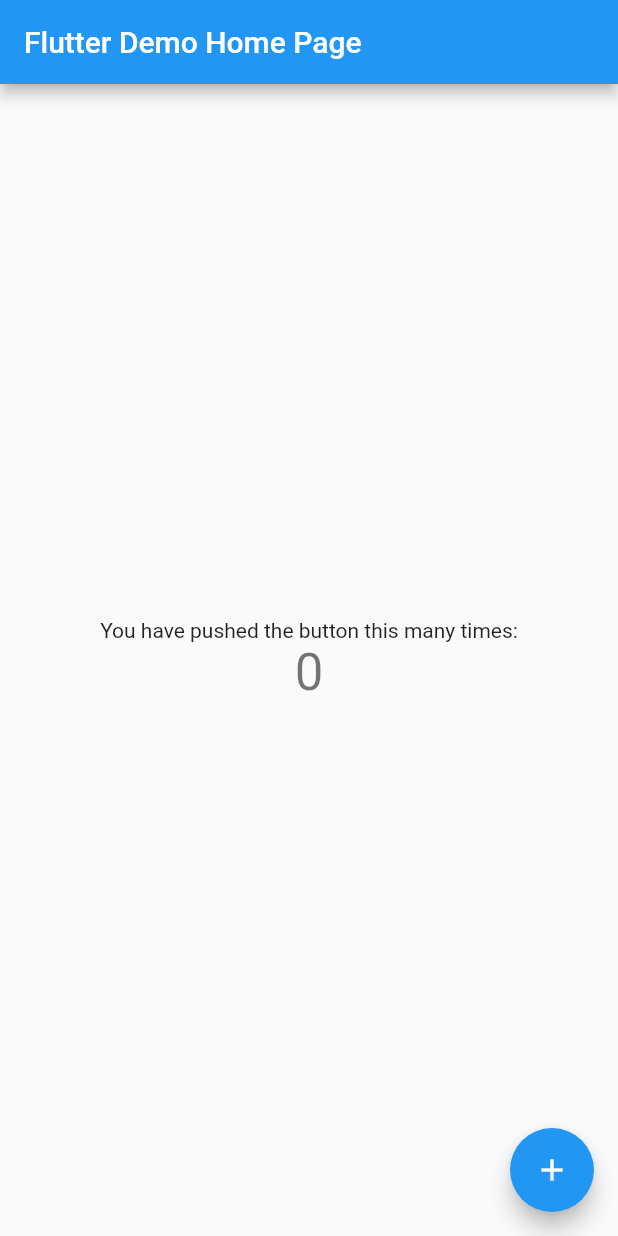
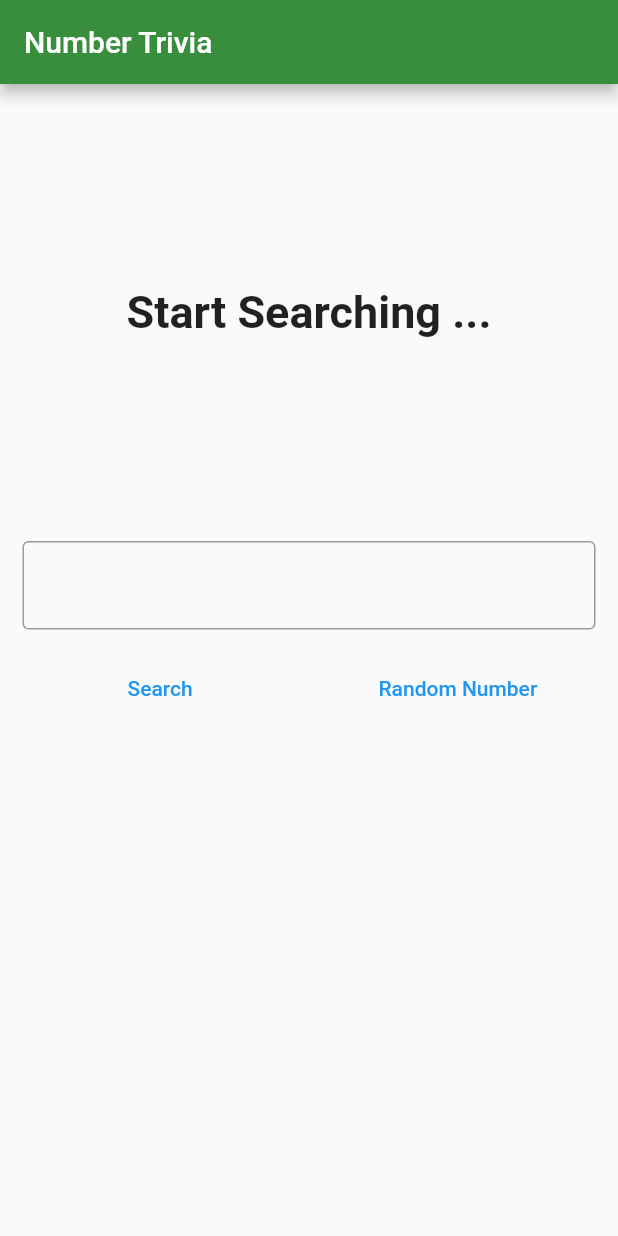
Before and after one commit to ahmedmahershaaban/crazy-trivia-facts, a Flutter app: the screen it shows after launch, on a phone screen of 412 x 824 dp. Run offline on Flutter 3.47's test engine with Material 2 defaults, Android fonts, the phone set to English and light mode, and no system bars; our stand-ins replace bloc, dartz, data_connection_checker, equatable, flutter_bloc, get_it and 1 more.

Commit message:
before searching for the bug !

```diff
--- a/lib/core/error/failure.dart
+++ b/lib/core/error/failure.dart
@@ -1,14 +1,11 @@
 import 'package:equatable/equatable.dart';
 
-class Failure extends Equatable {
-  final int = 4;
+abstract class Failure extends Equatable {
   @override
-  // TODO: implement props
-  List<Object> get props => [int];
+  List<Object> get props => [];
 }
 
+// General failures
 class ServerFailure extends Failure {}
 
 class CacheFailure extends Failure {}
-
-class InvalidInputFailure extends Failure {}
--- a/lib/core/util/input_converter.dart
+++ b/lib/core/util/input_converter.dart
@@ -4,7 +4,7 @@ import 'package:number_trivia/core/error/failure.dart';
 class InputConverter {
   Either<Failure, int> stringToUnsignedInteger(String number) {
     try {
-      final int parsedNumber = int.parse(number);
+      final parsedNumber = int.parse(number);
       if (parsedNumber < 0) throw FormatException();
       return Right(parsedNumber);
     } on FormatException {
@@ -12,3 +12,5 @@ class InputConverter {
     }
   }
 }
+
+class InvalidInputFailure extends Failure {}
--- a/lib/features/number_trivia/data/data_sources/number_trivia_local_data_source.dart
+++ b/lib/features/number_trivia/data/data_sources/number_trivia_local_data_source.dart
@@ -15,22 +15,23 @@ abstract class NumberTriviaLocalDataSource {
   Future<void> cachingData(NumberTriviaModel numberTriviaModel);
 }
 
-const String trivia_number_cached = 'TRIVIA_NUMBER_CACHED';
+const String CACHED_NUMBER_TRIVIA = 'CACHED_NUMBER_TRIVIA';
 
 class NumberTriviaLocalDataSourceImpl implements NumberTriviaLocalDataSource {
   final SharedPreferences sharedPreferences;
 
   NumberTriviaLocalDataSourceImpl({@required this.sharedPreferences});
   @override
-  Future<void> cachingData(NumberTriviaModel numberTriviaModel) {
-    final jsonString = json.encode(numberTriviaModel.toJson(numberTriviaModel));
-    return Future.value(
-        sharedPreferences.setString(trivia_number_cached, jsonString));
+  Future<void> cachingData(NumberTriviaModel triviaToCache) {
+    return sharedPreferences.setString(
+      CACHED_NUMBER_TRIVIA,
+      json.encode(triviaToCache.toJson()),
+    );
   }
 
   @override
   Future<NumberTriviaModel> getCachedDataFromLocalStorage() {
-    final String jsonMap = sharedPreferences.getString(trivia_number_cached);
+    final String jsonMap = sharedPreferences.getString(CACHED_NUMBER_TRIVIA);
     if (jsonMap != null) {
       return Future.value(NumberTriviaModel.fromJson(json.decode(jsonMap)));
     } else {
--- a/lib/features/number_trivia/data/models/number_trivia_model.dart
+++ b/lib/features/number_trivia/data/models/number_trivia_model.dart
@@ -11,7 +11,7 @@ class NumberTriviaModel extends NumberTrivia {
     return NumberTriviaModel(
         number: (json['number'] as num).toInt(), text: json['text']);
   }
-  Map<String, dynamic> toJson(NumberTriviaModel numberTriviaModel) {
-    return {'text': numberTriviaModel.text, 'number': numberTriviaModel.number};
+  Map<String, dynamic> toJson() {
+    return {'text': text, 'number': number};
   }
 }
--- a/lib/features/number_trivia/domain/entities/number_trivia.dart
+++ b/lib/features/number_trivia/domain/entities/number_trivia.dart
@@ -2,14 +2,14 @@ import 'package:equatable/equatable.dart';
 import 'package:meta/meta.dart';
 
 class NumberTrivia extends Equatable {
+  final String text;
   final int number;
-  final String text;
 
   NumberTrivia({
+    @required this.text,
     @required this.number,
-    @required this.text,
   });
 
   @override
-  List<Object> get props => [number, text];
+  List<Object> get props => [text, number];
 }
--- /dev/null
+++ b/lib/features/number_trivia/presentation/pages/number_trivia_page.dart
@@ -0,0 +1,215 @@
+import 'package:flutter/material.dart';
+import 'package:flutter_bloc/flutter_bloc.dart';
+import 'package:number_trivia/features/number_trivia/domain/entities/number_trivia.dart';
+import 'package:number_trivia/features/number_trivia/presentation/bloc/number_trivia_bloc.dart';
+import 'package:number_trivia/injection_container.dart';
+
+class NumberTriviaPage extends StatelessWidget {
+  @override
+  Widget build(BuildContext context) {
+    return SafeArea(
+      child: Scaffold(
+        appBar: AppBar(
+          title: Text('Number Trivia'),
+        ),
+        body: SingleChildScrollView(
+          child: Padding(
+            padding: const EdgeInsets.all(15.0),
+            child: BlocProvider(
+              create: (context) => sl<NumberTriviaBloc>(),
+              child: Column(
+                children: [
+                  BlocBuilder<NumberTriviaBloc, NumberTriviaState>(
+                    builder: (context, state) {
+                      print('Empty');
+                      print(state is Empty);
+                      print('Error');
+                      print(state is Error);
+                      print('Loading');
+                      print(state is Loading);
+                      print('Loaded');
+                      print(state is Loaded);
+                      print('*********************************************');
+                      if (state is Empty) {
+                        return DisplayMessage(message: 'Start Searching ...');
+                      } else if (state is Error) {
+                        return DisplayMessage(message: state.message);
+                      } else if (state is Loading) {
+                        return Loading();
+                      } else if (state is Loaded) {
+                        //Loaded
+                        return Loaded(
+                            numberTrivia:
+                                NumberTrivia(number: 15, text: 'test trivia'));
+                      } else {
+                        return DisplayMessage(message: 'Error ... ');
+                      }
+                    },
+                  ),
+                  LogicUI()
+                ],
+              ),
+            ),
+          ),
+        ),
+      ),
+    );
+  }
+}
+
+class LogicUI extends StatefulWidget {
+  const LogicUI({
+    Key key,
+  }) : super(key: key);
+
+  @override
+  _LogicUIState createState() => _LogicUIState();
+}
+
+class _LogicUIState extends State<LogicUI> {
+  final controller = TextEditingController();
+  String numberStr;
+
+  void getConcreteForNumberTrivia(String numberStr) {
+    controller.clear();
+    BlocProvider.of<NumberTriviaBloc>(context)
+        .add(GetTriviaForConcreteNumber(numberStr));
+  }
+
+  void getRandomForNumberTrivia() {
+    controller.clear();
+    BlocProvider.of<NumberTriviaBloc>(context).add(GetTriviaForRandomNumber());
+  }
+
+  @override
+  Widget build(BuildContext context) {
+    return Column(
+      children: [
+        SizedBox(
+          height: 15,
+        ),
+        TextField(
+          controller: controller,
+          keyboardType: TextInputType.number,
+          onSubmitted: (_) {
+            getConcreteForNumberTrivia(numberStr);
+          },
+          onChanged: (value) {
+            setState(() {
+              numberStr = value;
+            });
+          },
+          decoration: InputDecoration(
+            border: OutlineInputBorder(),
+          ),
+        ),
+        SizedBox(
+          height: 15,
+        ),
+        Row(
+          children: [
+            Expanded(
+              child: TextButton(
+                child: Text(
+                  'Search',
+                ),
+                style: ButtonStyle(),
+                onPressed: () {
+                  getConcreteForNumberTrivia(numberStr);
+                },
+              ),
+            ),
+            SizedBox(
+              width: 15,
+            ),
+            Expanded(
+              child: TextButton(
+                child: Text(
+                  'Random Number',
+                ),
+                style: ButtonStyle(),
+                onPressed: getRandomForNumberTrivia,
+              ),
+            ),
+          ],
+        )
+      ],
+    );
+  }
+}
+
+class Loaded extends StatelessWidget {
+  final NumberTrivia numberTrivia;
+  const Loaded({
+    Key key,
+    @required this.numberTrivia,
+  }) : super(key: key);
+
+  @override
+  Widget build(BuildContext context) {
+    return Container(
+      height: MediaQuery.of(context).size.height / 3,
+      child: Center(
+        child: SingleChildScrollView(
+          child: Column(
+            children: [
+              Text(
+                numberTrivia.number.toString(),
+                style: TextStyle(
+                  fontSize: 50,
+                  fontWeight: FontWeight.w800,
+                ),
+              ),
+              Text(
+                numberTrivia.text,
+                style: TextStyle(
+                  fontSize: 20,
+                  fontWeight: FontWeight.w500,
+                ),
+              ),
+            ],
+          ),
+        ),
+      ),
+    );
+  }
+}
+
+class Loading extends StatelessWidget {
+  const Loading({
+    Key key,
+  }) : super(key: key);
+
+  @override
+  Widget build(BuildContext context) {
+    return Container(
+      height: MediaQuery.of(context).size.height / 3,
+      child: Center(child: CircularProgressIndicator()),
+    );
+  }
+}
+
+class DisplayMessage extends StatelessWidget {
+  final String message;
+
+  const DisplayMessage({
+    Key key,
+    @required this.message,
+  }) : super(key: key);
+
+  @override
+  Widget build(BuildContext context) {
+    return Container(
+      height: MediaQuery.of(context).size.height / 3,
+      child: Center(
+        child: Text(
+          message,
+          style: TextStyle(
+            fontSize: 30,
+            fontWeight: FontWeight.bold,
+          ),
+        ),
+      ),
+    );
+  }
+}
--- a/lib/main.dart
+++ b/lib/main.dart
@@ -1,8 +1,10 @@
 import 'package:flutter/material.dart';
-import 'package:number_trivia/injection_container.dart';
+import 'package:number_trivia/features/number_trivia/presentation/pages/number_trivia_page.dart';
+import 'injection_container.dart' as di;
 
 Future<void> main() async {
-  await init();
+  WidgetsFlutterBinding.ensureInitialized();
+  await di.init();
   runApp(MyApp());
 }
 
@@ -12,56 +14,10 @@ class MyApp extends StatelessWidget {
     return MaterialApp(
       title: 'Flutter Demo',
       theme: ThemeData(
-        primarySwatch: Colors.blue,
+        primaryColor: Colors.green.shade700,
+        accentColor: Colors.grey.shade500,
       ),
-      home: MyHomePage(title: 'Flutter Demo Home Page'),
+      home: NumberTriviaPage(),
     );
   }
 }
-
-class MyHomePage extends StatefulWidget {
-  MyHomePage({Key key, this.title}) : super(key: key);
-
-  final String title;
-
-  @override
-  _MyHomePageState createState() => _MyHomePageState();
-}
-
-class _MyHomePageState extends State<MyHomePage> {
-  int _counter = 0;
-
-  void _incrementCounter() {
-    setState(() {
-      _counter++;
-    });
-  }
-
-  @override
-  Widget build(BuildContext context) {
-    return Scaffold(
-      appBar: AppBar(
-        title: Text(widget.title),
-      ),
-      body: Center(
-        child: Column(
-          mainAxisAlignment: MainAxisAlignment.center,
-          children: <Widget>[
-            Text(
-              'You have pushed the button this many times:',
-            ),
-            Text(
-              '$_counter',
-              style: Theme.of(context).textTheme.headline4,
-            ),
-          ],
-        ),
-      ),
-      floatingActionButton: FloatingActionButton(
-        onPressed: _incrementCounter,
-        tooltip: 'Increment',
-        child: Icon(Icons.add),
-      ),
-    );
-  }
-}
```
Also changed, not shown: lib/injection_container.dart (+26 -15 lines), 3 other files.
